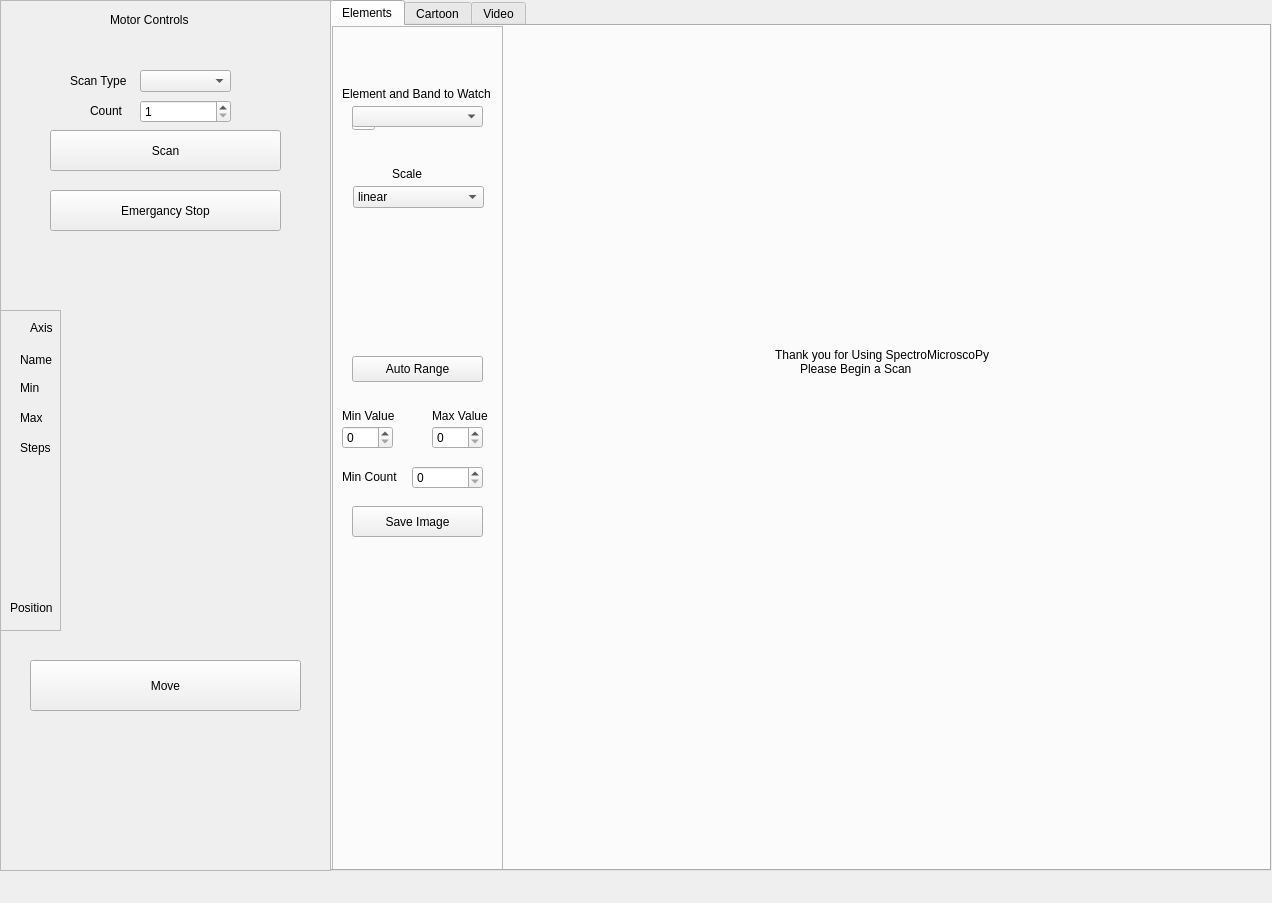
This is spectromicroscopy/smpgui/ui_scanio.ui in praxes/praxes as Qt 5 draws it before an edit. The edited form follows.
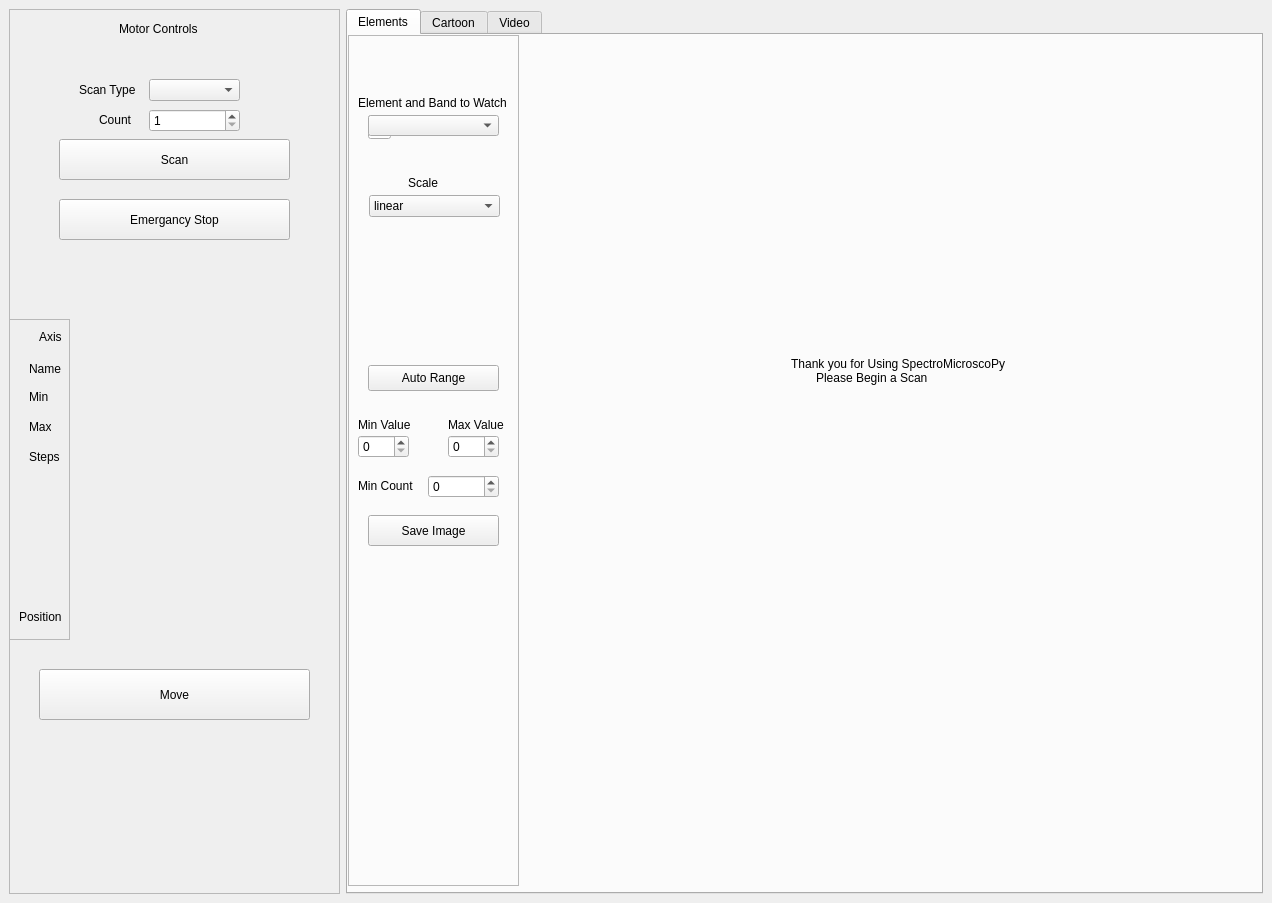
This is the edited form.

Commit message: [svn] layout widgets on a grid, makes them resize properly with the window

Diff of the .ui file:
```diff
--- a/spectromicroscopy/smpgui/ui_scanio.ui
+++ b/spectromicroscopy/smpgui/ui_scanio.ui
@@ -10,9 +10,7 @@
    </rect>
   </property>
   <property name="sizePolicy" >
-   <sizepolicy>
-    <hsizetype>7</hsizetype>
-    <vsizetype>7</vsizetype>
+   <sizepolicy vsizetype="Expanding" hsizetype="Expanding" >
     <horstretch>0</horstretch>
     <verstretch>0</verstretch>
    </sizepolicy>
@@ -27,19 +25,240 @@
    <string>MainWindow</string>
   </property>
   <widget class="QWidget" name="XpCentral" >
+   <layout class="QGridLayout" >
+    <item row="0" column="0" >
+     <widget class="QFrame" name="MotorBox" >
+      <property name="sizePolicy" >
+       <sizepolicy vsizetype="Expanding" hsizetype="Expanding" >
+        <horstretch>0</horstretch>
+        <verstretch>0</verstretch>
+       </sizepolicy>
+      </property>
+      <property name="minimumSize" >
+       <size>
+        <width>331</width>
+        <height>16</height>
+       </size>
+      </property>
+      <property name="frameShape" >
+       <enum>QFrame::StyledPanel</enum>
+      </property>
+      <property name="frameShadow" >
+       <enum>QFrame::Raised</enum>
+      </property>
+      <widget class="QSpinBox" name="Counter" >
+       <property name="geometry" >
+        <rect>
+         <x>140</x>
+         <y>100</y>
+         <width>91</width>
+         <height>23</height>
+        </rect>
+       </property>
+       <property name="suffix" >
+        <string/>
+       </property>
+       <property name="prefix" >
+        <string/>
+       </property>
+       <property name="minimum" >
+        <number>1</number>
+       </property>
+       <property name="maximum" >
+        <number>1000000</number>
+       </property>
+       <property name="value" >
+        <number>1</number>
+       </property>
+      </widget>
+      <widget class="QLabel" name="Contol_Label" >
+       <property name="geometry" >
+        <rect>
+         <x>110</x>
+         <y>10</y>
+         <width>84</width>
+         <height>20</height>
+        </rect>
+       </property>
+       <property name="text" >
+        <string>Motor Controls</string>
+       </property>
+      </widget>
+      <widget class="QPushButton" name="Estop" >
+       <property name="geometry" >
+        <rect>
+         <x>50</x>
+         <y>190</y>
+         <width>231</width>
+         <height>41</height>
+        </rect>
+       </property>
+       <property name="text" >
+        <string>Emergancy Stop</string>
+       </property>
+      </widget>
+      <widget class="QPushButton" name="Run" >
+       <property name="geometry" >
+        <rect>
+         <x>50</x>
+         <y>130</y>
+         <width>231</width>
+         <height>41</height>
+        </rect>
+       </property>
+       <property name="text" >
+        <string>Scan</string>
+       </property>
+      </widget>
+      <widget class="QLabel" name="Scan_label" >
+       <property name="geometry" >
+        <rect>
+         <x>70</x>
+         <y>70</y>
+         <width>57</width>
+         <height>21</height>
+        </rect>
+       </property>
+       <property name="text" >
+        <string>Scan Type</string>
+       </property>
+      </widget>
+      <widget class="QLabel" name="Count_label" >
+       <property name="geometry" >
+        <rect>
+         <x>90</x>
+         <y>100</y>
+         <width>33</width>
+         <height>21</height>
+        </rect>
+       </property>
+       <property name="text" >
+        <string>Count</string>
+       </property>
+      </widget>
+      <widget class="QPushButton" name="Mover" >
+       <property name="geometry" >
+        <rect>
+         <x>30</x>
+         <y>660</y>
+         <width>271</width>
+         <height>51</height>
+        </rect>
+       </property>
+       <property name="text" >
+        <string>Move</string>
+       </property>
+      </widget>
+      <widget class="QFrame" name="MotorLabels" >
+       <property name="geometry" >
+        <rect>
+         <x>0</x>
+         <y>310</y>
+         <width>61</width>
+         <height>321</height>
+        </rect>
+       </property>
+       <property name="frameShape" >
+        <enum>QFrame::StyledPanel</enum>
+       </property>
+       <property name="frameShadow" >
+        <enum>QFrame::Raised</enum>
+       </property>
+       <widget class="QLabel" name="Axis_label" >
+        <property name="geometry" >
+         <rect>
+          <x>30</x>
+          <y>10</y>
+          <width>23</width>
+          <height>16</height>
+         </rect>
+        </property>
+        <property name="text" >
+         <string>Axis</string>
+        </property>
+       </widget>
+       <widget class="QLabel" name="Name_label" >
+        <property name="geometry" >
+         <rect>
+          <x>20</x>
+          <y>40</y>
+          <width>33</width>
+          <height>20</height>
+         </rect>
+        </property>
+        <property name="text" >
+         <string>Name</string>
+        </property>
+       </widget>
+       <widget class="QLabel" name="Min_label" >
+        <property name="geometry" >
+         <rect>
+          <x>20</x>
+          <y>70</y>
+          <width>21</width>
+          <height>16</height>
+         </rect>
+        </property>
+        <property name="text" >
+         <string>Min</string>
+        </property>
+       </widget>
+       <widget class="QLabel" name="Max_label" >
+        <property name="geometry" >
+         <rect>
+          <x>20</x>
+          <y>100</y>
+          <width>22</width>
+          <height>16</height>
+         </rect>
+        </property>
+        <property name="text" >
+         <string>Max</string>
+        </property>
+       </widget>
+       <widget class="QLabel" name="Steps_label" >
+        <property name="geometry" >
+         <rect>
+          <x>20</x>
+          <y>130</y>
+          <width>33</width>
+          <height>16</height>
+         </rect>
+        </property>
+        <property name="text" >
+         <string>Steps</string>
+        </property>
+       </widget>
+       <widget class="QLabel" name="Position_label" >
+        <property name="geometry" >
+         <rect>
+          <x>10</x>
+          <y>290</y>
+          <width>45</width>
+          <height>16</height>
+         </rect>
+        </property>
+        <property name="text" >
+         <string>Position</string>
+        </property>
+       </widget>
+      </widget>
+      <widget class="QComboBox" name="ScanBox" >
+       <property name="geometry" >
+        <rect>
+         <x>140</x>
+         <y>70</y>
+         <width>91</width>
+         <height>22</height>
+        </rect>
+       </property>
+      </widget>
+     </widget>
+    </item>
+    <item row="0" column="1" >
    <widget class="QTabWidget" name="ImageFrame" >
-    <property name="geometry" >
-     <rect>
-      <x>330</x>
-      <y>0</y>
-      <width>941</width>
-      <height>871</height>
-     </rect>
-    </property>
     <property name="sizePolicy" >
-     <sizepolicy>
-      <hsizetype>7</hsizetype>
-      <vsizetype>7</vsizetype>
+       <sizepolicy vsizetype="Expanding" hsizetype="Expanding" >
       <horstretch>1</horstretch>
       <verstretch>1</verstretch>
      </sizepolicy>
@@ -293,237 +512,8 @@
      </attribute>
     </widget>
    </widget>
-   <widget class="QFrame" name="MotorBox" >
-    <property name="geometry" >
-     <rect>
-      <x>0</x>
-      <y>0</y>
-      <width>331</width>
-      <height>871</height>
-     </rect>
-    </property>
-    <property name="sizePolicy" >
-     <sizepolicy>
-      <hsizetype>7</hsizetype>
-      <vsizetype>7</vsizetype>
-      <horstretch>0</horstretch>
-      <verstretch>0</verstretch>
-     </sizepolicy>
-    </property>
-    <property name="frameShape" >
-     <enum>QFrame::StyledPanel</enum>
-    </property>
-    <property name="frameShadow" >
-     <enum>QFrame::Raised</enum>
-    </property>
-    <widget class="QSpinBox" name="Counter" >
-     <property name="geometry" >
-      <rect>
-       <x>140</x>
-       <y>100</y>
-       <width>91</width>
-       <height>23</height>
-      </rect>
-     </property>
-     <property name="suffix" >
-      <string/>
-     </property>
-     <property name="prefix" >
-      <string/>
-     </property>
-     <property name="maximum" >
-      <number>1000000</number>
-     </property>
-     <property name="minimum" >
-      <number>1</number>
-     </property>
-     <property name="value" >
-      <number>1</number>
-     </property>
-    </widget>
-    <widget class="QLabel" name="Contol_Label" >
-     <property name="geometry" >
-      <rect>
-       <x>110</x>
-       <y>10</y>
-       <width>84</width>
-       <height>20</height>
-      </rect>
-     </property>
-     <property name="text" >
-      <string>Motor Controls</string>
-     </property>
-    </widget>
-    <widget class="QPushButton" name="Estop" >
-     <property name="geometry" >
-      <rect>
-       <x>50</x>
-       <y>190</y>
-       <width>231</width>
-       <height>41</height>
-      </rect>
-     </property>
-     <property name="text" >
-      <string>Emergancy Stop</string>
-     </property>
-    </widget>
-    <widget class="QPushButton" name="Run" >
-     <property name="geometry" >
-      <rect>
-       <x>50</x>
-       <y>130</y>
-       <width>231</width>
-       <height>41</height>
-      </rect>
-     </property>
-     <property name="text" >
-      <string>Scan</string>
-     </property>
-    </widget>
-    <widget class="QLabel" name="Scan_label" >
-     <property name="geometry" >
-      <rect>
-       <x>70</x>
-       <y>70</y>
-       <width>57</width>
-       <height>21</height>
-      </rect>
-     </property>
-     <property name="text" >
-      <string>Scan Type</string>
-     </property>
-    </widget>
-    <widget class="QLabel" name="Count_label" >
-     <property name="geometry" >
-      <rect>
-       <x>90</x>
-       <y>100</y>
-       <width>33</width>
-       <height>21</height>
-      </rect>
-     </property>
-     <property name="text" >
-      <string>Count</string>
-     </property>
-    </widget>
-    <widget class="QPushButton" name="Mover" >
-     <property name="geometry" >
-      <rect>
-       <x>30</x>
-       <y>660</y>
-       <width>271</width>
-       <height>51</height>
-      </rect>
-     </property>
-     <property name="text" >
-      <string>Move</string>
-     </property>
-    </widget>
-    <widget class="QFrame" name="MotorLabels" >
-     <property name="geometry" >
-      <rect>
-       <x>0</x>
-       <y>310</y>
-       <width>61</width>
-       <height>321</height>
-      </rect>
-     </property>
-     <property name="frameShape" >
-      <enum>QFrame::StyledPanel</enum>
-     </property>
-     <property name="frameShadow" >
-      <enum>QFrame::Raised</enum>
-     </property>
-     <widget class="QLabel" name="Axis_label" >
-      <property name="geometry" >
-       <rect>
-        <x>30</x>
-        <y>10</y>
-        <width>23</width>
-        <height>16</height>
-       </rect>
-      </property>
-      <property name="text" >
-       <string>Axis</string>
-      </property>
-     </widget>
-     <widget class="QLabel" name="Name_label" >
-      <property name="geometry" >
-       <rect>
-        <x>20</x>
-        <y>40</y>
-        <width>33</width>
-        <height>20</height>
-       </rect>
-      </property>
-      <property name="text" >
-       <string>Name</string>
-      </property>
-     </widget>
-     <widget class="QLabel" name="Min_label" >
-      <property name="geometry" >
-       <rect>
-        <x>20</x>
-        <y>70</y>
-        <width>21</width>
-        <height>16</height>
-       </rect>
-      </property>
-      <property name="text" >
-       <string>Min</string>
-      </property>
-     </widget>
-     <widget class="QLabel" name="Max_label" >
-      <property name="geometry" >
-       <rect>
-        <x>20</x>
-        <y>100</y>
-        <width>22</width>
-        <height>16</height>
-       </rect>
-      </property>
-      <property name="text" >
-       <string>Max</string>
-      </property>
-     </widget>
-     <widget class="QLabel" name="Steps_label" >
-      <property name="geometry" >
-       <rect>
-        <x>20</x>
-        <y>130</y>
-        <width>33</width>
-        <height>16</height>
-       </rect>
-      </property>
-      <property name="text" >
-       <string>Steps</string>
-      </property>
-     </widget>
-     <widget class="QLabel" name="Position_label" >
-      <property name="geometry" >
-       <rect>
-        <x>10</x>
-        <y>290</y>
-        <width>45</width>
-        <height>16</height>
-       </rect>
-      </property>
-      <property name="text" >
-       <string>Position</string>
-      </property>
-     </widget>
-    </widget>
-    <widget class="QComboBox" name="ScanBox" >
-     <property name="geometry" >
-      <rect>
-       <x>140</x>
-       <y>70</y>
-       <width>91</width>
-       <height>22</height>
-      </rect>
-     </property>
-    </widget>
-   </widget>
+    </item>
+   </layout>
   </widget>
   <widget class="QMenuBar" name="Bar" >
    <property name="geometry" >
```
Left out of the diff: 8 changed lines with no effect on the pictures. Lines whose indentation alone changed are shown as unchanged. The commit also changes 4 other files.
